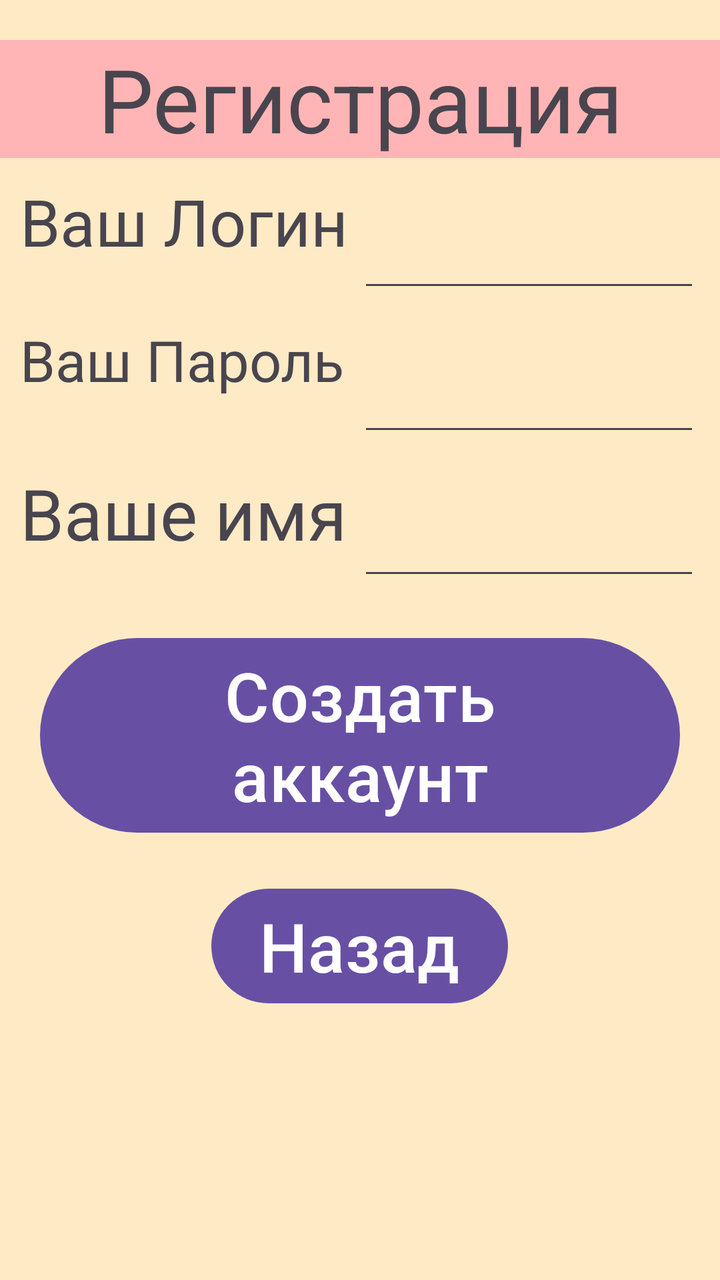
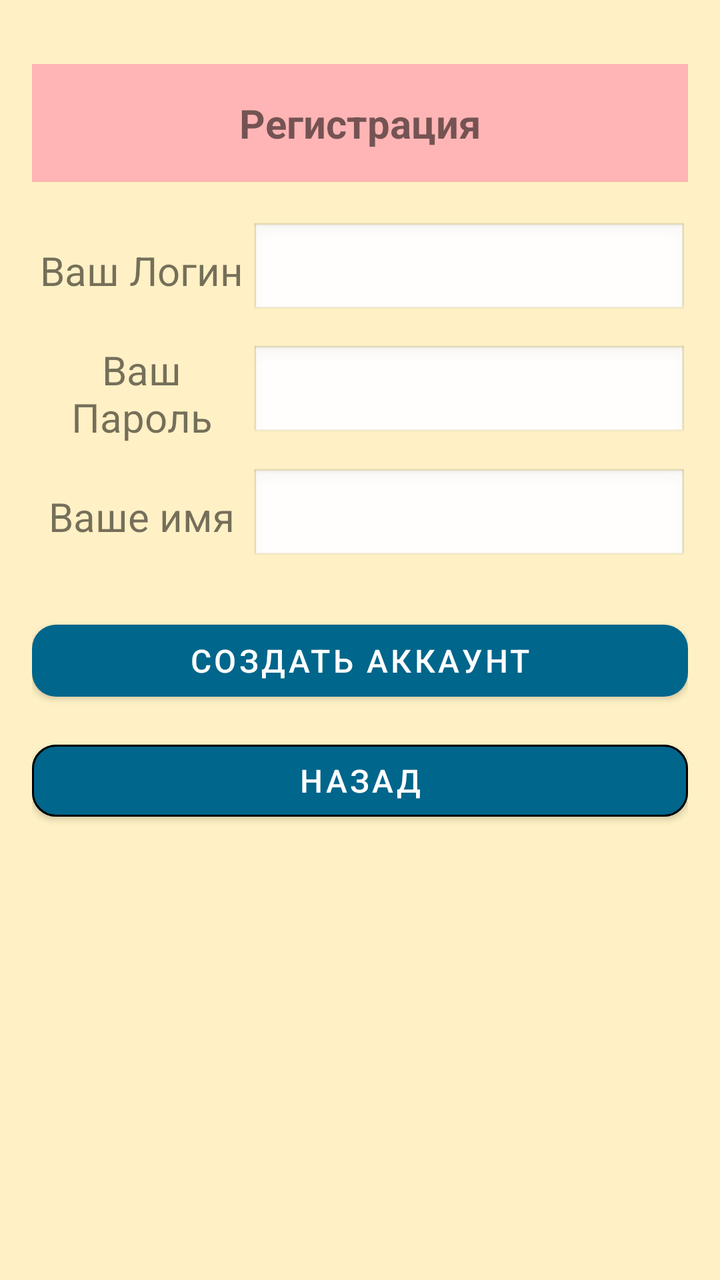

An Android layout rendered at two revisions. The XML below is the earlier revision; the diff shows what the commit changed to produce the second picture.
<!-- AndroidManifest.xml: application theme Theme.Hotel -->
<!-- res/layout/register.xml -->
<?xml version="1.0" encoding="utf-8"?>
<ScrollView xmlns:android="http://schemas.android.com/apk/res/android"
    xmlns:app="http://schemas.android.com/apk/res-auto"
    android:layout_width="match_parent"
    android:layout_height="match_parent"
    android:background="@color/bg1">

    <LinearLayout
        android:layout_width="match_parent"
        android:layout_height="wrap_content"
        android:orientation="vertical">

        <TextView
            android:id="@+id/txt_title"
            android:layout_width="match_parent"
            android:layout_height="59dp"
            android:layout_marginTop="20sp"
            android:background="#FFB5B5"
            android:gravity="center"
            android:text="@string/new_register"
            app:autoSizeTextType="uniform" />

        <LinearLayout
            android:layout_width="match_parent"
            android:layout_height="72dp"
            android:orientation="horizontal"
            android:paddingLeft="30px"
            android:paddingTop="30px"
            android:paddingRight="30px">

            <TextView
                android:id="@+id/txtLoginReg"
                android:layout_width="110dp"
                android:layout_height="match_parent"
                android:layout_weight="1"
                android:paddingRight="5dp"
                android:text="@string/Login"
                app:autoSizeTextType="uniform" />

            <EditText
                android:id="@+id/editLogIn"
                android:layout_width="112dp"
                android:layout_height="match_parent"
                android:layout_weight="1"
                android:ems="10"
                android:inputType="text" />
        </LinearLayout>

        <LinearLayout
            android:layout_width="match_parent"
            android:layout_height="72dp"
            android:orientation="horizontal"
            android:paddingLeft="30px"
            android:paddingTop="30px"
            android:paddingRight="30px">

            <TextView
                android:id="@+id/txtPassReg"
                android:layout_width="110dp"
                android:layout_height="match_parent"
                android:layout_weight="1"
                android:paddingRight="5dp"
                android:text="@string/Password"
                app:autoSizeTextType="uniform" />

            <EditText
                android:id="@+id/editPassReg"
                android:layout_width="112dp"
                android:layout_height="match_parent"
                android:layout_weight="1"
                android:ems="10"
                android:inputType="textPassword" />

        </LinearLayout>

        <LinearLayout
            android:layout_width="match_parent"
            android:layout_height="72dp"
            android:orientation="horizontal"
            android:paddingLeft="30px"
            android:paddingTop="30px"
            android:paddingRight="30px">

            <TextView
                android:id="@+id/txtNameReg"
                android:layout_width="110dp"
                android:layout_height="match_parent"
                android:layout_weight="1"
                android:paddingRight="5dp"
                android:text="@string/username"
                app:autoSizeTextType="uniform" />

            <EditText
                android:id="@+id/editName"
                android:layout_width="112dp"
                android:layout_height="match_parent"
                android:layout_weight="1"
                android:digits="abcdefghijklmnopqrstuvwxyz ABCDEFGHIJKLMNOPQRSTUVWXYZ"
                android:ems="10"
                android:inputType="text|textPersonName|textCapWords" />

        </LinearLayout>

        <Button
            android:id="@+id/btnCreateUser"
            android:layout_width="wrap_content"
            android:layout_height="wrap_content"
            android:layout_gravity="center"
            android:layout_marginTop="20sp"
            android:layout_marginBottom="20sp"
            android:text="@string/register_name"
            android:textSize="34sp" />

        <Button
            android:id="@+id/btnBackReg"
            android:layout_width="wrap_content"
            android:layout_height="wrap_content"
            android:layout_gravity="center"
            android:text="@string/button_back"
            android:textSize="34sp" />

        <TableLayout
            android:layout_width="match_parent"
            android:layout_height="match_parent"
            android:visibility="gone" />
    </LinearLayout>
</ScrollView>
<!-- resources referenced by this layout -->
<resources>
  <color name="bg1">#3BFFC107</color>
  <string name="Login">Ваш Логин</string>
  <string name="Password">Ваш Пароль</string>
  <string name="button_back">Назад</string>
  <string name="new_register">Регистрация</string>
  <string name="register_name">Создать аккаунт</string>
  <string name="username">Ваше имя</string>
  <style name="Theme.Hotel" parent="Base.Theme.Hotel" />
  <style name="Base.Theme.Hotel" parent="Theme.Material3.DayNight">
          
          
      </style>
</resources>

<!-- the commit's change to res/layout/register.xml (unified diff, before → after) -->
@@ -1,127 +1,136 @@
 <?xml version="1.0" encoding="utf-8"?>
 <ScrollView xmlns:android="http://schemas.android.com/apk/res/android"
     xmlns:app="http://schemas.android.com/apk/res-auto"
+    xmlns:tools="http://schemas.android.com/tools"
+    android:id="@+id/scroll_reg"
     android:layout_width="match_parent"
     android:layout_height="match_parent"
-    android:background="@color/bg1">
+    android:background="@color/bg1"
+    android:fillViewport="true">
 
     <LinearLayout
         android:layout_width="match_parent"
         android:layout_height="wrap_content"
-        android:orientation="vertical">
+        android:orientation="vertical"
+        android:padding="16dp">
 
         <TextView
             android:id="@+id/txt_title"
             android:layout_width="match_parent"
-            android:layout_height="59dp"
-            android:layout_marginTop="20sp"
+            android:layout_height="wrap_content"
+            android:layout_marginTop="16dp"
+            android:padding="16dp"
             android:background="#FFB5B5"
             android:gravity="center"
             android:text="@string/new_register"
-            app:autoSizeTextType="uniform" />
+            android:textStyle="bold"
+            android:textSize="20sp" />
 
         <LinearLayout
             android:layout_width="match_parent"
-            android:layout_height="72dp"
+            android:layout_height="wrap_content"
+            android:layout_marginTop="20dp"
             android:orientation="horizontal"
-            android:paddingLeft="30px"
-            android:paddingTop="30px"
-            android:paddingRight="30px">
+            android:gravity="center_vertical">
 
             <TextView
                 android:id="@+id/txtLoginReg"
-                android:layout_width="110dp"
-                android:layout_height="match_parent"
+                android:layout_width="0dp"
+                android:layout_height="wrap_content"
                 android:layout_weight="1"
-                android:paddingRight="5dp"
+                android:gravity="center"
                 android:text="@string/Login"
+                android:textSize="20sp"
                 app:autoSizeTextType="uniform" />
 
             <EditText
                 android:id="@+id/editLogIn"
-                android:layout_width="112dp"
-                android:layout_height="match_parent"
-                android:layout_weight="1"
-                android:ems="10"
-                android:inputType="text" />
+                android:layout_width="0dp"
+                android:layout_height="wrap_content"
+                android:layout_weight="2"
+                android:inputType="text"
+                android:padding="12dp"
+                android:background="@android:drawable/edit_text" />
         </LinearLayout>
 
         <LinearLayout
             android:layout_width="match_parent"
-            android:layout_height="72dp"
+            android:layout_height="wrap_content"
+            android:layout_marginTop="12dp"
             android:orientation="horizontal"
-            android:paddingLeft="30px"
-            android:paddingTop="30px"
-            android:paddingRight="30px">
+            android:gravity="center_vertical">
 
             <TextView
                 android:id="@+id/txtPassReg"
-                android:layout_width="110dp"
-                android:layout_height="match_parent"
+                android:layout_width="0dp"
+                android:layout_height="wrap_content"
                 android:layout_weight="1"
-                android:paddingRight="5dp"
+                android:gravity="center"
                 android:text="@string/Password"
+                android:textSize="20sp"
                 app:autoSizeTextType="uniform" />
 
             <EditText
                 android:id="@+id/editPassReg"
-                android:layout_width="112dp"
-                android:layout_height="match_parent"
-                android:layout_weight="1"
-                android:ems="10"
-                android:inputType="textPassword" />
-
+                android:layout_width="0dp"
+                android:layout_height="wrap_content"
+                android:layout_weight="2"
+                android:inputType="textPassword"
+                android:padding="12dp"
+                android:background="@android:drawable/edit_text" />
         </LinearLayout>
 
         <LinearLayout
             android:layout_width="match_parent"
-            android:layout_height="72dp"
+            android:layout_height="wrap_content"
+            android:layout_marginTop="12dp"
             android:orientation="horizontal"
-            android:paddingLeft="30px"
-            android:paddingTop="30px"
-            android:paddingRight="30px">
+            android:gravity="center_vertical">
 
             <TextView
                 android:id="@+id/txtNameReg"
-                android:layout_width="110dp"
-                android:layout_height="match_parent"
+                android:layout_width="0dp"
+                android:layout_height="wrap_content"
                 android:layout_weight="1"
-                android:paddingRight="5dp"
+                android:gravity="center"
                 android:text="@string/username"
+                android:textSize="20sp"
                 app:autoSizeTextType="uniform" />
 
             <EditText
                 android:id="@+id/editName"
-                android:layout_width="112dp"
-                android:layout_height="match_parent"
-                android:layout_weight="1"
-                android:digits="abcdefghijklmnopqrstuvwxyz ABCDEFGHIJKLMNOPQRSTUVWXYZ"
-                android:ems="10"
-                android:inputType="text|textPersonName|textCapWords" />
-
+                android:layout_width="0dp"
+                android:layout_height="wrap_content"
+                android:layout_weight="2"
+                android:inputType="textPersonName"
+                android:padding="12dp"
+                android:background="@android:drawable/edit_text" />
         </LinearLayout>
 
-        <Button
+        <com.google.android.material.button.MaterialButton
             android:id="@+id/btnCreateUser"
-            android:layout_width="wrap_content"
+            android:layout_width="match_parent"
             android:layout_height="wrap_content"
-            android:layout_gravity="center"
-            android:layout_marginTop="20sp"
-            android:layout_marginBottom="20sp"
+            android:layout_marginTop="24dp"
             android:text="@string/register_name"
-            android:textSize="34sp" />
+            android:textSize="16sp"
+            app:cornerRadius="12dp" />
 
-        <Button
+        <com.google.android.material.button.MaterialButton
             android:id="@+id/btnBackReg"
-            android:layout_width="wrap_content"
+            android:layout_width="match_parent"
             android:layout_height="wrap_content"
-            android:layout_gravity="center"
+            android:layout_marginTop="12dp"
             android:text="@string/button_back"
-            android:textSize="34sp" />
+            android:textSize="16sp"
+            app:cornerRadius="12dp"
+            app:strokeWidth="1dp" />
 
         <TableLayout
             android:layout_width="match_parent"
-            android:layout_height="match_parent"
+            android:layout_height="wrap_content"
             android:visibility="gone" />
+
     </LinearLayout>
+
 </ScrollView>
<!-- resource entries referenced after the edit -->
@@ -8,8 +8,24 @@
   <string name="register_name">Создать аккаунт</string>
   <string name="username">Ваше имя</string>
   <style name="Theme.Hotel" parent="Base.Theme.Hotel" />
-  <style name="Base.Theme.Hotel" parent="Theme.Material3.DayNight">
+  <style name="Base.Theme.Hotel" parent="Theme.MaterialComponents.DayNight.DarkActionBar">
           
+          <item name="android:windowDrawsSystemBarBackgrounds">true</item>
+          <item name="android:fitsSystemWindows">true</item>
+  
+          <item name="colorPrimary">@color/m3_ref_palette_dynamic_primary40</item>
+  
+  
+  
+  
+  
+  
+  
+  
+  
+  
+  
+  
           
       </style>
 </resources>
